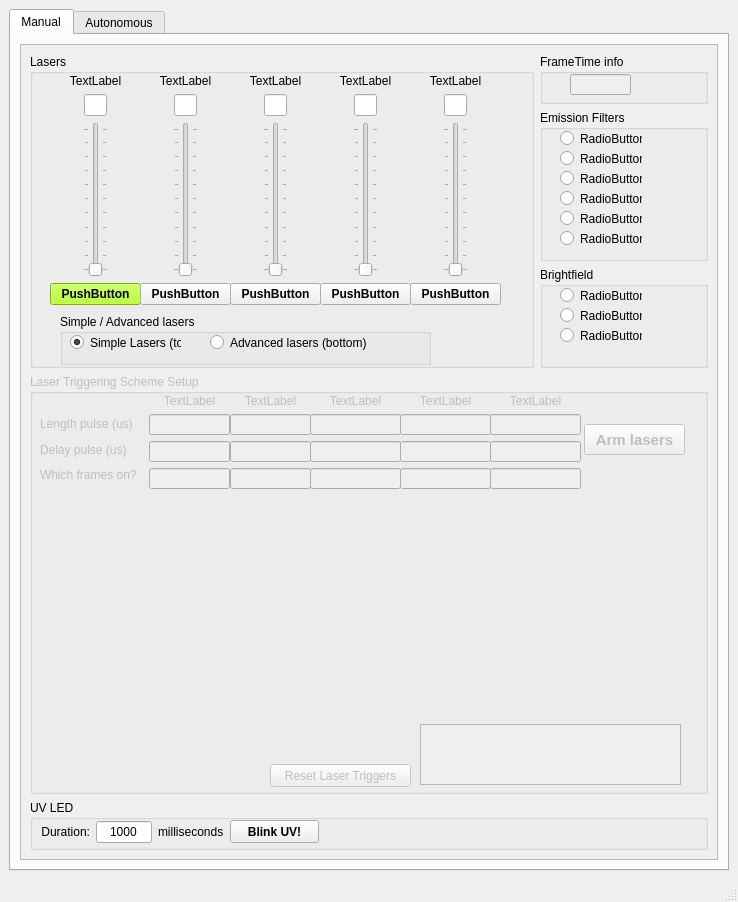
Above: GUI/GUI.ui from kjamartens/Gladoscopy before the change. Below: the same form after it.
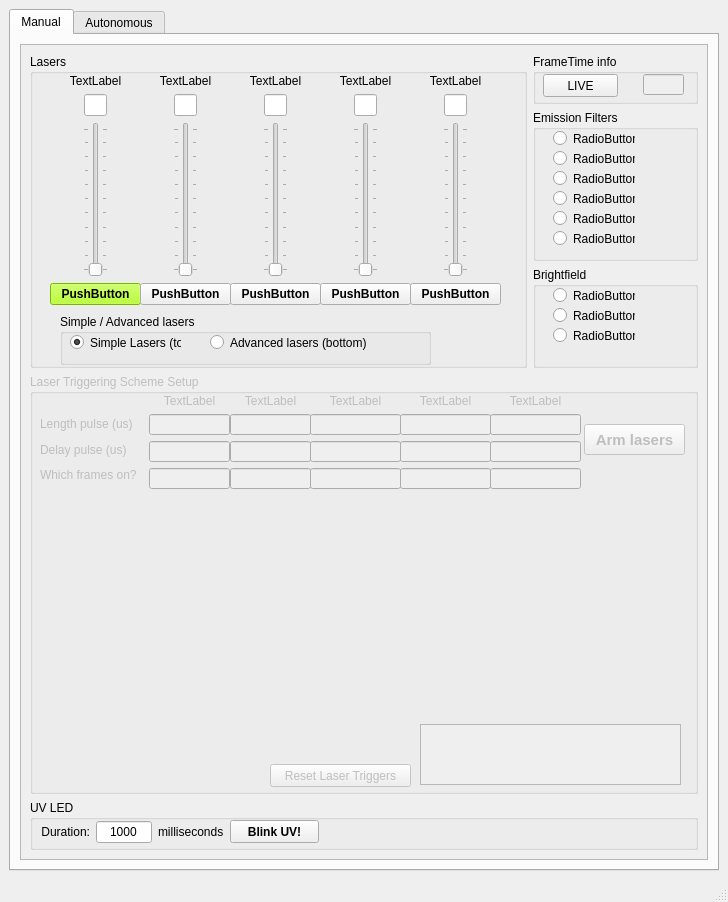
That is the form after the change. Icons and pictures are not drawn. Custom widgets are drawn as their Qt base class.

Commit message:
Massive Overhaul - live mode in napari now
Next stop: live overlays (started) and acquisition live viewed in napari

```diff
--- a/GUI/GUI.ui
+++ b/GUI/GUI.ui
@@ -6,7 +6,7 @@
    <rect>
     <x>0</x>
     <y>0</y>
-    <width>738</width>
+    <width>728</width>
     <height>902</height>
    </rect>
   </property>
@@ -58,7 +58,7 @@
             <rect>
              <x>0</x>
              <y>0</y>
-             <width>694</width>
+             <width>684</width>
              <height>818</height>
             </rect>
            </property>
@@ -1173,13 +1173,26 @@
                      </property>
                      <property name="geometry">
                       <rect>
-                       <x>30</x>
+                       <x>110</x>
                        <y>20</y>
-                       <width>61</width>
+                       <width>41</width>
                        <height>21</height>
                       </rect>
                      </property>
                     </widget>
+                    <widget class="QPushButton" name="liveview_PushButton">
+                     <property name="geometry">
+                      <rect>
+                       <x>10</x>
+                       <y>20</y>
+                       <width>75</width>
+                       <height>23</height>
+                      </rect>
+                     </property>
+                     <property name="text">
+                      <string>LIVE</string>
+                     </property>
+                    </widget>
                    </widget>
                   </item>
                   <item>
```
The commit also changes 14 other files.
